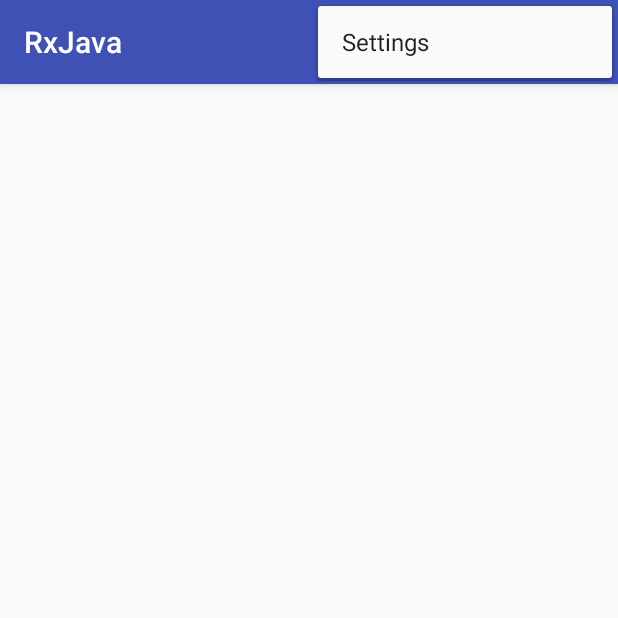
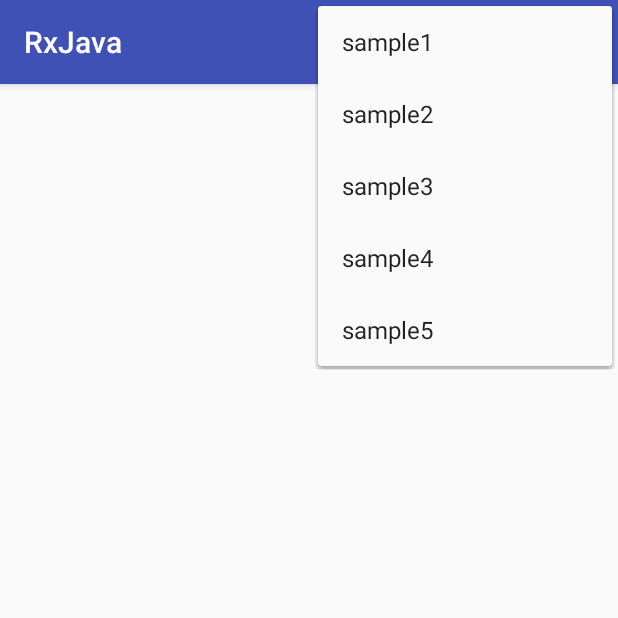
Before and after one commit to shixingxing/RxJava, an Android app: the screen it shows after launch (MainActivity), with the options menu open, on a phone screen of 412 x 824 dp, the top half of it. Run offline under Robolectric (Android 15) with nearby library versions, the phone set to English and light mode, and no system bars.

Commit message:
add sample1

```diff
--- a/app/build.gradle
+++ b/app/build.gradle
@@ -38,12 +38,12 @@ android {
 dependencies {
     compile fileTree(dir: 'libs', include: ['*.jar'])
     testCompile 'junit:junit:4.12'
+    compile 'com.android.support:support-v4:23.2.0'
     compile 'com.android.support:appcompat-v7:23.2.0'
     compile 'com.android.support:design:23.2.0'
     compile 'com.android.support:recyclerview-v7:23.2.0'
-    compile 'com.android.support:support-v4:23.2.0'
+    compile 'com.android.support:cardview-v7:23.2.0'
     compile 'io.reactivex:rxandroid:1.1.0'
-
     compile 'javax.annotation:javax.annotation-api:1.2'
     compile 'org.projectlombok:lombok:1.16.6'
 }
--- a/app/src/main/res/menu/menu_main.xml
+++ b/app/src/main/res/menu/menu_main.xml
@@ -3,8 +3,28 @@
     xmlns:tools="http://schemas.android.com/tools"
     tools:context="com.test.rxjava.MainActivity">
     <item
-        android:id="@+id/action_settings"
+        android:id="@+id/action_settings_sample1"
         android:orderInCategory="100"
-        android:title="@string/action_settings"
+        android:title="@string/action_settings_sample1"
+        app:showAsAction="never" />
+    <item
+        android:id="@+id/action_settings_sample2"
+        android:orderInCategory="100"
+        android:title="@string/action_settings_sample2"
+        app:showAsAction="never" />
+    <item
+        android:id="@+id/action_settings_sample3"
+        android:orderInCategory="100"
+        android:title="@string/action_settings_sample3"
+        app:showAsAction="never" />
+    <item
+        android:id="@+id/action_settings_sample4"
+        android:orderInCategory="100"
+        android:title="@string/action_settings_sample4"
+        app:showAsAction="never" />
+    <item
+        android:id="@+id/action_settings_sample5"
+        android:orderInCategory="100"
+        android:title="@string/action_settings_sample5"
         app:showAsAction="never" />
 </menu>
--- a/app/src/main/res/values/dimens.xml
+++ b/app/src/main/res/values/dimens.xml
@@ -3,4 +3,6 @@
     <dimen name="activity_horizontal_margin">16dp</dimen>
     <dimen name="activity_vertical_margin">16dp</dimen>
     <dimen name="fab_margin">16dp</dimen>
+
+    <dimen name="text_size">20sp</dimen>
 </resources>
--- a/app/src/main/res/values/strings.xml
+++ b/app/src/main/res/values/strings.xml
@@ -1,4 +1,8 @@
 <resources>
     <string name="app_name">RxJava</string>
-    <string name="action_settings">Settings</string>
+    <string name="action_settings_sample1">sample1</string>
+    <string name="action_settings_sample2">sample2</string>
+    <string name="action_settings_sample3">sample3</string>
+    <string name="action_settings_sample4">sample4</string>
+    <string name="action_settings_sample5">sample5</string>
 </resources>
```
Also changed, not shown: app/src/main/java/com/test/rxjava/MainActivity.java (+26 -13 lines), app/src/main/java/com/test/rxjava/adapter/AppInfoAdapter.java (added, +59 -0 lines), app/src/main/java/com/test/rxjava/fragment/Sample1Fragment.java (+34 -1 lines), app/src/main/java/com/test/rxjava/viewmodel/ItemAppInfoViewModel.java (added, +43 -0 lines), app/src/main/java/com/test/rxjava/viewmodel/MyObservable.java (+8 -1 lines), app/src/main/java/com/test/rxjava/viewmodel/Sample1ViewModel.java (added, +18 -0 lines), app/src/main/res/layout/fragment_sample1.xml (+11 -1 lines), app/src/main/res/layout/layout_appinfo_item.xml (added, +37 -0 lines).
